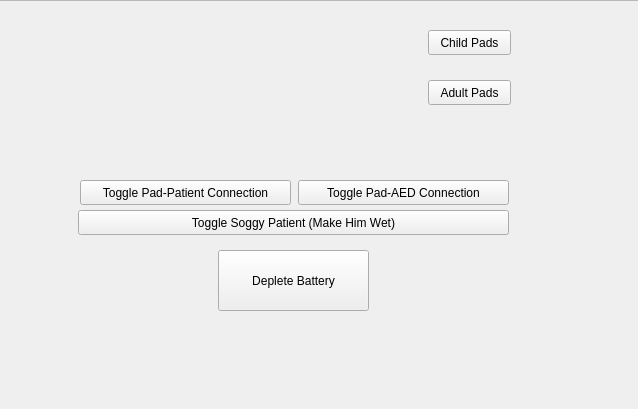
This is AED_Simulator/testwindow.ui in GrewalCreator/AED-Simulator as Qt 5 draws it before an edit; both pictures show x 372 to 1010 and y 0 to 409 of the 1010 by 409 pixel window. The edited form follows.
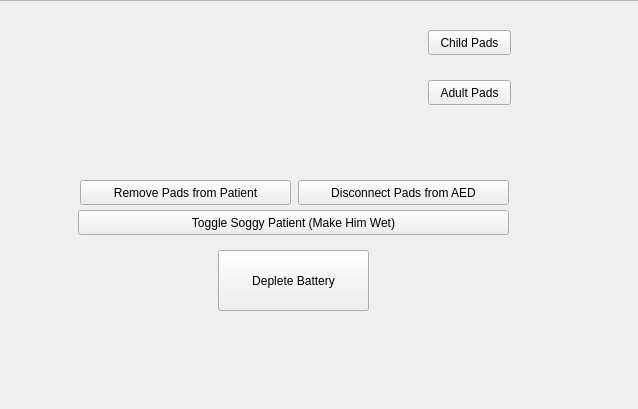
This is the edited form.

Commit message: the toggle pad patient connection button was replaced with remove pads from patient. this fixes the bug where if the button is pressed prior to powering on the AED, the program flow goes to analysis. this also fixes the bug where the graph and bpm on LCD were displayed prior to powering on the AED.

```diff
--- a/AED_Simulator/testwindow.ui
+++ b/AED_Simulator/testwindow.ui
@@ -122,7 +122,7 @@
      </rect>
     </property>
     <property name="text">
-     <string>Toggle Pad-Patient Connection</string>
+     <string>Remove Pads from Patient</string>
     </property>
    </widget>
    <widget class="QPushButton" name="togglePadAED">
@@ -135,7 +135,7 @@
      </rect>
     </property>
     <property name="text">
-     <string>Toggle Pad-AED Connection</string>
+     <string>Disconnect Pads from AED</string>
     </property>
    </widget>
    <widget class="QLCDNumber" name="compressionNumber">
```
The commit also changes 3 other files.
